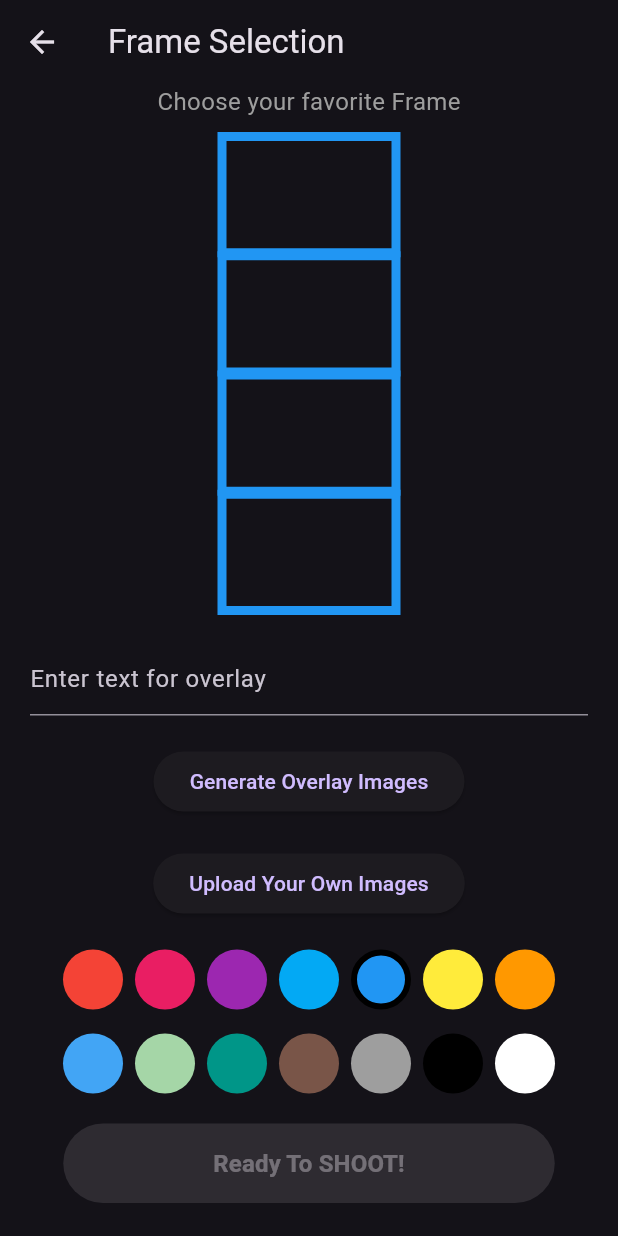
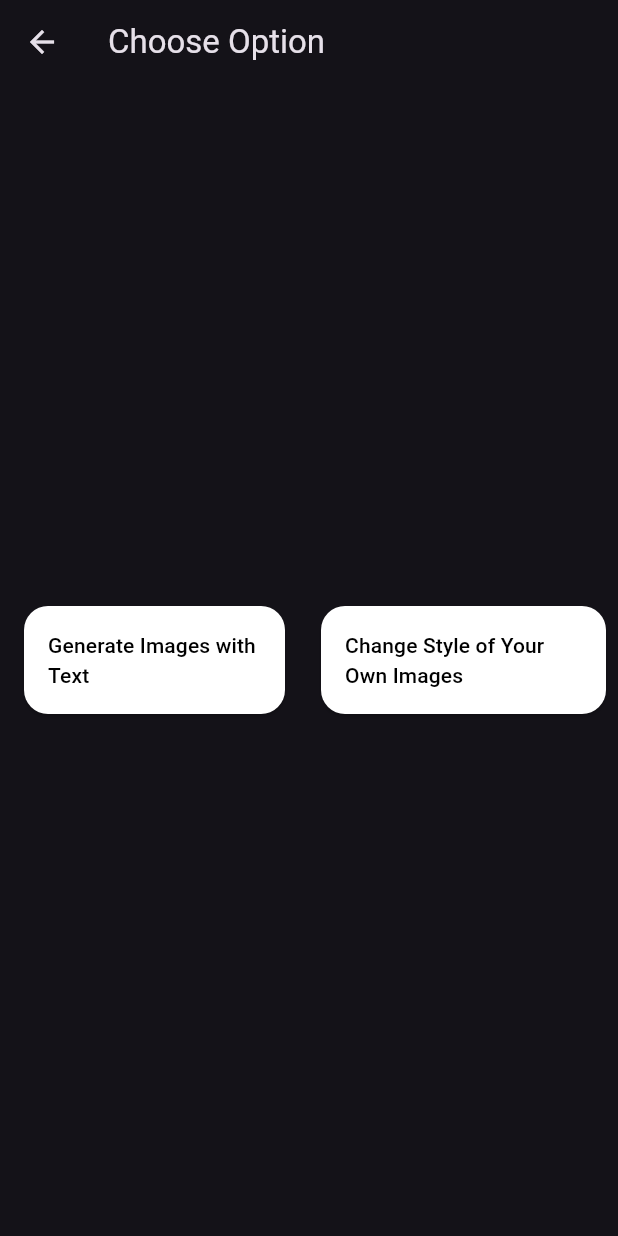
Before and after one commit to Many-Ong/Epson-SnapIt-FE, a Flutter app: the screen it shows after launch, after a tap on "START", on a phone screen of 412 x 824 dp. Run offline on Flutter 3.47's test engine with Material 3 defaults, Android fonts, the phone set to English and light mode, and no system bars; our stand-ins replace camera, flutter_dotenv, image_gallery_saver, image_picker, permission_handler.

Commit message:
✨ Add changing style of uploaded image feature

```diff
--- /dev/null
+++ b/lib/screens/ai_selection_screen.dart
@@ -0,0 +1,88 @@
+import 'package:flutter/material.dart';
+import 'package:camera/camera.dart';
+import 'text_to_image_screen.dart';
+import 'change_style_of_uploaded_image_screen.dart';
+
+class AISelectionScreen extends StatelessWidget {
+  final CameraDescription camera;
+
+  AISelectionScreen({required this.camera});
+
+  @override
+  Widget build(BuildContext context) {
+    return Scaffold(
+      appBar: AppBar(
+        title: const Text('Choose Option'),
+      ),
+      body: SafeArea(
+        child: Center(
+          child: Column(
+            mainAxisAlignment: MainAxisAlignment.center,
+            children: [
+              Row(
+                mainAxisAlignment: MainAxisAlignment.center,
+                children: [
+                  Expanded(
+                    child: Padding(
+                      padding: const EdgeInsets.all(16.0),
+                      child: ElevatedButton(
+                        onPressed: () {
+                          Navigator.push(
+                            context,
+                            MaterialPageRoute(
+                              builder: (context) =>
+                                  TextToImageScreen(camera: camera),
+                            ),
+                          );
+                        },
+                        style: ElevatedButton.styleFrom(
+                          backgroundColor: Colors.white,
+                          foregroundColor: Colors.black,
+                          padding: const EdgeInsets.symmetric(
+                              vertical: 16, horizontal: 16),
+                          shape: RoundedRectangleBorder(
+                            borderRadius: BorderRadius.circular(
+                                16), // Reduced border radius
+                          ),
+                        ),
+                        child: const Text('Generate Images with Text'),
+                      ),
+                    ),
+                  ),
+                  Expanded(
+                    child: Padding(
+                      padding: const EdgeInsets.all(8.0),
+                      child: ElevatedButton(
+                        onPressed: () {
+                          Navigator.push(
+                            context,
+                            MaterialPageRoute(
+                              builder: (context) =>
+                                  ChangeStyleOfUploadedImageScreen(
+                                      camera: camera),
+                            ),
+                          );
+                        },
+                        style: ElevatedButton.styleFrom(
+                          backgroundColor: Colors.white,
+                          foregroundColor: Colors.black,
+                          padding: const EdgeInsets.symmetric(
+                              vertical: 16, horizontal: 16),
+                          shape: RoundedRectangleBorder(
+                            borderRadius: BorderRadius.circular(
+                                16), // Reduced border radius
+                          ),
+                        ),
+                        child: const Text('Change Style of Your Own Images'),
+                      ),
+                    ),
+                  ),
+                ],
+              ),
+            ],
+          ),
+        ),
+      ),
+    );
+  }
+}
--- a/lib/screens/frame_selection_screen.dart
+++ b/lib/screens/frame_selection_screen.dart
@@ -1,16 +1,13 @@
-import 'dart:math';
-import 'dart:typed_data';
 import 'package:flutter/material.dart';
+import 'package:camera/camera.dart';
 import 'camera_screen.dart';
-import 'package:camera/camera.dart';
-import 'package:snapit/services/deepai_api_service.dart';
-import 'image_upload_screen.dart';
-import 'dart:convert';
 
 class FrameSelectionScreen extends StatefulWidget {
   final CameraDescription camera;
+  final List<String> overlayImages;
 
-  FrameSelectionScreen({super.key, required this.camera});
+  FrameSelectionScreen(
+      {super.key, required this.camera, required this.overlayImages});
 
   @override
   _FrameSelectionScreenState createState() => _FrameSelectionScreenState();
@@ -35,69 +32,14 @@ class _FrameSelectionScreenState extends State<FrameSelectionScreen> {
   ];
 
   Color selectedFrameColor = Colors.blue; // Default color
-  TextEditingController _textController = TextEditingController();
-
-  final DeepAiApiService deepAiApiService = DeepAiApiService();
-  List<String> generatedImageUrls = []; // Store generated image URLs
-  bool isLoading = false; // Flag to track if images are being generated
-
-  Future<void> generateOverlayImages(String text) async {
-    setState(() {
-      isLoading = true; // Start loading
-    });
-
-    const List<String> locations = [
-      'right side of the image',
-      'left side of the image'
-    ];
-    const List<String> actions = [
-      'jumping',
-      'running',
-      'sitting',
-      'standing',
-      'walking',
-      'sleeping'
-    ];
-
-    final random = Random();
-
-    for (int i = 0; i < 4; i++) {
-      final randomLocation = locations[random.nextInt(locations.length)];
-      final randomAction = actions[random.nextInt(actions.length)];
-      print(
-          'Generating overlay image with text: $text $randomAction $randomLocation');
-
-      try {
-        final response = await deepAiApiService.text2img(
-            text: '$text $randomAction placed on the $randomLocation');
-        final responseData = json.decode(response);
-        final imageUrl = responseData['output_url'];
-
-        // Remove background from generated image
-        final imageWithRemovedBgUrl =
-            await deepAiApiService.removeBackground(imageUrl);
-        generatedImageUrls.add(imageWithRemovedBgUrl);
-
-        print(
-            'Image generated and background removed successfully: $imageWithRemovedBgUrl');
-      } catch (e) {
-        print('Failed to generate overlay image: $e');
-      }
-    }
-
-    setState(() {
-      isLoading = false; // Stop loading
-    });
-  }
 
   @override
   Widget build(BuildContext context) {
     return Scaffold(
       appBar: AppBar(
-        title: const Text('Frame Selection'),
+        title: const Text('Select Frame Color'),
       ),
       body: SafeArea(
-        child: SingleChildScrollView(
         child: Column(
           mainAxisAlignment: MainAxisAlignment.center,
           children: [
@@ -112,42 +54,6 @@ class _FrameSelectionScreenState extends State<FrameSelectionScreen> {
                 painter: FramePainter(selectedFrameColor),
               ),
             ),
-              SizedBox(height: 20),
-              Padding(
-                padding: const EdgeInsets.symmetric(horizontal: 20.0),
-                child: TextField(
-                  controller: _textController,
-                  decoration: InputDecoration(
-                    hintText: 'Enter text for overlay',
-                  ),
-                ),
-              ),
-              SizedBox(height: 20),
-              if (isLoading) ...[
-                CircularProgressIndicator(),
-              ] else ...[
-                ElevatedButton(
-                  onPressed: () async {
-                    await generateOverlayImages(_textController.text);
-                  },
-                  child: Text('Generate Overlay Images'),
-                ),
-                SizedBox(height: 20),
-                ElevatedButton(
-                  onPressed: () {
-                    Navigator.push(
-                      context,
-                      MaterialPageRoute(
-                        builder: (context) => ImageUploadScreen(
-                          camera: widget.camera,
-                          frameColor: selectedFrameColor,
-                        ),
-                      ),
-                    );
-                  },
-                  child: Text('Upload Your Own Images'),
-                ),
-              ],
             SizedBox(height: 20),
             Padding(
               padding: const EdgeInsets.symmetric(horizontal: 20.0),
@@ -180,19 +86,16 @@ class _FrameSelectionScreenState extends State<FrameSelectionScreen> {
               ),
             ),
             Padding(
-                padding:
-                    const EdgeInsets.symmetric(horizontal: 20, vertical: 20),
+              padding: const EdgeInsets.symmetric(horizontal: 20, vertical: 20),
               child: ElevatedButton(
-                  onPressed: isLoading || generatedImageUrls.isEmpty
-                      ? null
-                      : () {
+                onPressed: () {
                   Navigator.push(
                     context,
                     MaterialPageRoute(
                       builder: (context) => CameraScreen(
                         camera: widget.camera,
                         frameColor: selectedFrameColor,
-                                overlayImages: generatedImageUrls,
+                        overlayImages: widget.overlayImages,
                       ),
                     ),
                   );
@@ -200,8 +103,8 @@ class _FrameSelectionScreenState extends State<FrameSelectionScreen> {
                 style: ElevatedButton.styleFrom(
                   backgroundColor: Colors.white,
                   foregroundColor: Colors.black,
-                    padding: const EdgeInsets.symmetric(
-                        horizontal: 100, vertical: 15),
+                  padding:
+                      const EdgeInsets.symmetric(horizontal: 100, vertical: 15),
                   shape: RoundedRectangleBorder(
                     borderRadius: BorderRadius.circular(50),
                   ),
@@ -216,7 +119,6 @@ class _FrameSelectionScreenState extends State<FrameSelectionScreen> {
               ),
             ),
           ],
-          ),
         ),
       ),
     );
--- a/lib/screens/home_screen.dart
+++ b/lib/screens/home_screen.dart
@@ -1,7 +1,7 @@
 import 'package:flutter/material.dart';
 import 'package:camera/camera.dart';
-import 'frame_selection_screen.dart';
 import '../services/api_service.dart';
+import 'ai_selection_screen.dart';
 
 class HomeScreen extends StatelessWidget {
   final CameraDescription? camera;
@@ -35,8 +35,7 @@ class HomeScreen extends StatelessWidget {
               Navigator.push(
                 context,
                 MaterialPageRoute(
-                    builder: (context) =>
-                        FrameSelectionScreen(camera: camera!)),
+                    builder: (context) => AISelectionScreen(camera: camera!)),
               );
             },
             style: ElevatedButton.styleFrom(
```
Also changed, not shown: lib/screens/change_style_of_uploaded_image_screen.dart (added, +135 -0 lines), lib/screens/text_to_image_screen.dart (added, +125 -0 lines), lib/services/deepai_api_service.dart (+30 -5 lines). Lines whose indentation alone changed are shown as unchanged.
